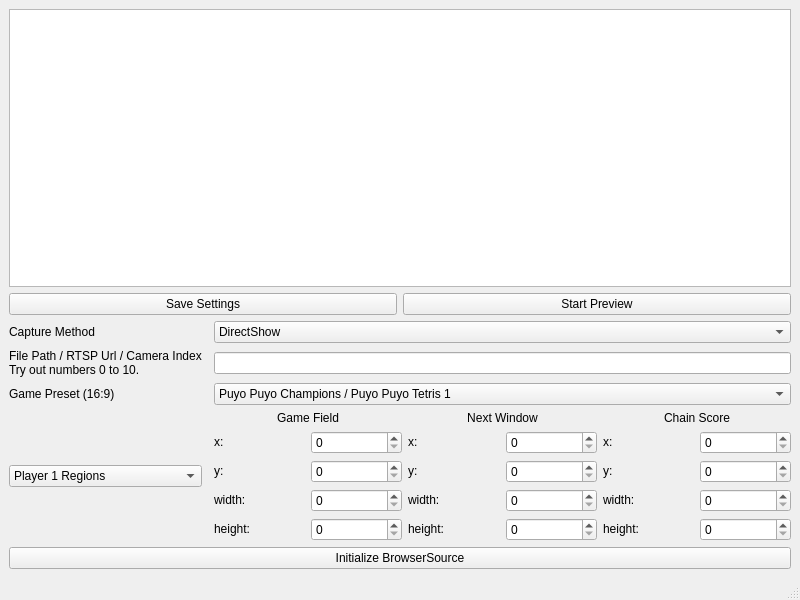
The window that src/app/mainwindow.ui (puyogg/puyo-chain-detector) describes before a commit, drawn with Qt 5.
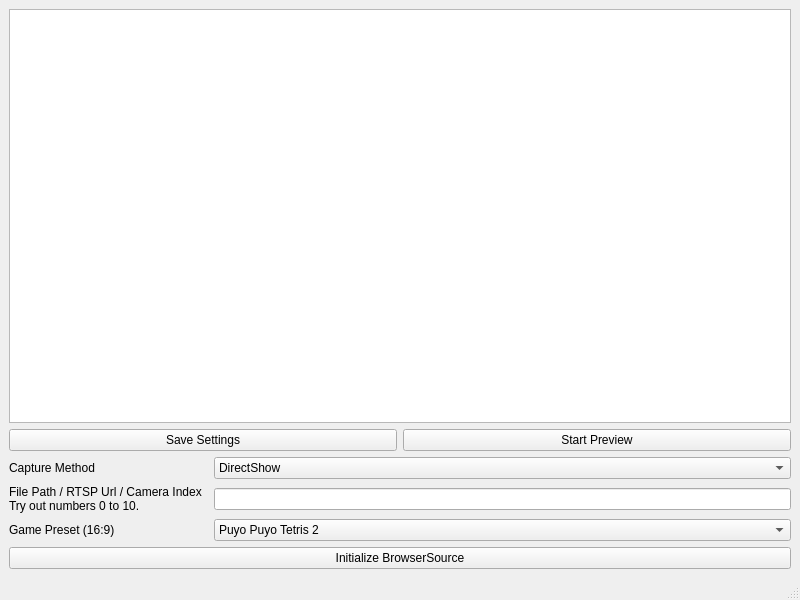
The same window after the commit.

```diff
--- a/src/app/mainwindow.ui
+++ b/src/app/mainwindow.ui
@@ -15,27 +15,6 @@
   </property>
   <widget class="QWidget" name="centralwidget">
    <layout class="QGridLayout" name="gridLayout">
-    <item row="10" column="0">
-     <widget class="QLabel" name="label_3">
-      <property name="text">
-       <string>Game Preset (16:9)</string>
-      </property>
-     </widget>
-    </item>
-    <item row="11" column="0">
-     <widget class="QComboBox" name="currentPlayer">
-      <item>
-       <property name="text">
-        <string>Player 1 Regions</string>
-       </property>
-      </item>
-      <item>
-       <property name="text">
-        <string>Player 2 Regions</string>
-       </property>
-      </item>
-     </widget>
-    </item>
     <item row="9" column="0">
      <widget class="QLabel" name="label">
       <property name="text">
@@ -44,382 +23,16 @@
       </property>
      </widget>
     </item>
-    <item row="11" column="2">
-     <layout class="QHBoxLayout" name="regionSettings">
-      <item>
-       <layout class="QVBoxLayout" name="gameField">
-        <item>
-         <widget class="QLabel" name="label_16">
-          <property name="text">
-           <string>Game Field</string>
-          </property>
-          <property name="alignment">
-           <set>Qt::AlignCenter</set>
-          </property>
-         </widget>
-        </item>
-        <item>
-         <layout class="QHBoxLayout" name="horizontalLayout_6">
-          <item>
-           <widget class="QLabel" name="label_4">
-            <property name="sizePolicy">
-             <sizepolicy hsizetype="Preferred" vsizetype="Fixed">
-              <horstretch>0</horstretch>
-              <verstretch>0</verstretch>
-             </sizepolicy>
-            </property>
-            <property name="text">
-             <string>x:</string>
-            </property>
-            <property name="alignment">
-             <set>Qt::AlignLeading|Qt::AlignLeft|Qt::AlignVCenter</set>
-            </property>
-           </widget>
-          </item>
-          <item>
-           <widget class="QSpinBox" name="gameField_x">
-            <property name="maximum">
-             <number>9999</number>
-            </property>
-           </widget>
-          </item>
-         </layout>
-        </item>
-        <item>
-         <layout class="QHBoxLayout" name="horizontalLayout_7">
-          <item>
-           <widget class="QLabel" name="label_5">
-            <property name="sizePolicy">
-             <sizepolicy hsizetype="Preferred" vsizetype="Fixed">
-              <horstretch>0</horstretch>
-              <verstretch>0</verstretch>
-             </sizepolicy>
-            </property>
-            <property name="text">
-             <string>y:</string>
-            </property>
-           </widget>
-          </item>
-          <item>
-           <widget class="QSpinBox" name="gameField_y">
-            <property name="maximum">
-             <number>9999</number>
-            </property>
-           </widget>
-          </item>
-         </layout>
-        </item>
-        <item>
-         <layout class="QHBoxLayout" name="horizontalLayout_8">
-          <item>
-           <widget class="QLabel" name="label_6">
-            <property name="sizePolicy">
-             <sizepolicy hsizetype="Preferred" vsizetype="Fixed">
-              <horstretch>0</horstretch>
-              <verstretch>0</verstretch>
-             </sizepolicy>
-            </property>
-            <property name="text">
-             <string>width:</string>
-            </property>
-           </widget>
-          </item>
-          <item>
-           <widget class="QSpinBox" name="gameField_width">
-            <property name="maximum">
-             <number>9999</number>
-            </property>
-           </widget>
-          </item>
-         </layout>
-        </item>
-        <item>
-         <layout class="QHBoxLayout" name="horizontalLayout_9">
-          <item>
-           <widget class="QLabel" name="label_7">
-            <property name="sizePolicy">
-             <sizepolicy hsizetype="Preferred" vsizetype="Fixed">
-              <horstretch>0</horstretch>
-              <verstretch>0</verstretch>
-             </sizepolicy>
-            </property>
-            <property name="text">
-             <string>height:</string>
-            </property>
-           </widget>
-          </item>
-          <item>
-           <widget class="QSpinBox" name="gameField_height">
-            <property name="maximum">
-             <number>9999</number>
-            </property>
-           </widget>
-          </item>
-         </layout>
-        </item>
-       </layout>
-      </item>
-      <item>
-       <layout class="QVBoxLayout" name="p1NextWindow">
-        <item>
-         <widget class="QLabel" name="label_17">
-          <property name="text">
-           <string>Next Window</string>
-          </property>
-          <property name="alignment">
-           <set>Qt::AlignCenter</set>
-          </property>
-         </widget>
-        </item>
-        <item>
-         <layout class="QHBoxLayout" name="horizontalLayout_13">
-          <item>
-           <widget class="QLabel" name="label_8">
-            <property name="sizePolicy">
-             <sizepolicy hsizetype="Preferred" vsizetype="Fixed">
-              <horstretch>0</horstretch>
-              <verstretch>0</verstretch>
-             </sizepolicy>
-            </property>
-            <property name="text">
-             <string>x:</string>
-            </property>
-           </widget>
-          </item>
-          <item>
-           <widget class="QSpinBox" name="nextWindow_x">
-            <property name="maximum">
-             <number>9999</number>
-            </property>
-           </widget>
-          </item>
-         </layout>
-        </item>
-        <item>
-         <layout class="QHBoxLayout" name="horizontalLayout_12">
-          <item>
-           <widget class="QLabel" name="label_9">
-            <property name="sizePolicy">
-             <sizepolicy hsizetype="Preferred" vsizetype="Fixed">
-              <horstretch>0</horstretch>
-              <verstretch>0</verstretch>
-             </sizepolicy>
-            </property>
-            <property name="text">
-             <string>y:</string>
-            </property>
-           </widget>
-          </item>
-          <item>
-           <widget class="QSpinBox" name="nextWindow_y">
-            <property name="maximum">
-             <number>9999</number>
-            </property>
-           </widget>
-          </item>
-         </layout>
-        </item>
-        <item>
-         <layout class="QHBoxLayout" name="horizontalLayout_11">
-          <item>
-           <widget class="QLabel" name="label_10">
-            <property name="sizePolicy">
-             <sizepolicy hsizetype="Preferred" vsizetype="Fixed">
-              <horstretch>0</horstretch>
-              <verstretch>0</verstretch>
-             </sizepolicy>
-            </property>
-            <property name="text">
-             <string>width:</string>
-            </property>
-           </widget>
-          </item>
-          <item>
-           <widget class="QSpinBox" name="nextWindow_width">
-            <property name="maximum">
-             <number>9999</number>
-            </property>
-           </widget>
-          </item>
-         </layout>
-        </item>
-        <item>
-         <layout class="QHBoxLayout" name="horizontalLayout_10">
-          <item>
-           <widget class="QLabel" name="label_11">
-            <property name="sizePolicy">
-             <sizepolicy hsizetype="Preferred" vsizetype="Fixed">
-              <horstretch>0</horstretch>
-              <verstretch>0</verstretch>
-             </sizepolicy>
-            </property>
-            <property name="text">
-             <string>height:</string>
-            </property>
-           </widget>
-          </item>
-          <item>
-           <widget class="QSpinBox" name="nextWindow_height">
-            <property name="maximum">
-             <number>9999</number>
-            </property>
-           </widget>
-          </item>
-         </layout>
-        </item>
-       </layout>
-      </item>
-      <item>
-       <layout class="QVBoxLayout" name="p1ScoreRegion">
-        <item>
-         <widget class="QLabel" name="label_18">
-          <property name="text">
-           <string>Chain Score</string>
-          </property>
-          <property name="alignment">
-           <set>Qt::AlignCenter</set>
-          </property>
-         </widget>
-        </item>
-        <item>
-         <layout class="QHBoxLayout" name="horizontalLayout_17">
-          <item>
-           <widget class="QLabel" name="label_12">
-            <property name="sizePolicy">
-             <sizepolicy hsizetype="Preferred" vsizetype="Fixed">
-              <horstretch>0</horstretch>
-              <verstretch>0</verstretch>
-             </sizepolicy>
-            </property>
-            <property name="text">
-             <string>x:</string>
-            </property>
-           </widget>
-          </item>
-          <item>
-           <widget class="QSpinBox" name="score_x">
-            <property name="maximum">
-             <number>9999</number>
-            </property>
-           </widget>
-          </item>
-         </layout>
-        </item>
-        <item>
-         <layout class="QHBoxLayout" name="horizontalLayout_16">
-          <item>
-           <widget class="QLabel" name="label_13">
-            <property name="sizePolicy">
-             <sizepolicy hsizetype="Preferred" vsizetype="Fixed">
-              <horstretch>0</horstretch>
-              <verstretch>0</verstretch>
-             </sizepolicy>
-            </property>
-            <property name="text">
-             <string>y:</string>
-            </property>
-           </widget>
-          </item>
-          <item>
-           <widget class="QSpinBox" name="score_y">
-            <property name="maximum">
-             <number>9999</number>
-            </property>
-           </widget>
-          </item>
-         </layout>
-        </item>
-        <item>
-         <layout class="QHBoxLayout" name="horizontalLayout_15">
-          <item>
-           <widget class="QLabel" name="label_14">
-            <property name="sizePolicy">
-             <sizepolicy hsizetype="Preferred" vsizetype="Fixed">
-              <horstretch>0</horstretch>
-              <verstretch>0</verstretch>
-             </sizepolicy>
-            </property>
-            <property name="text">
-             <string>width:</string>
-            </property>
-           </widget>
-          </item>
-          <item>
-           <widget class="QSpinBox" name="score_width">
-            <property name="maximum">
-             <number>9999</number>
-            </property>
-           </widget>
-          </item>
-         </layout>
-        </item>
-        <item>
-         <layout class="QHBoxLayout" name="horizontalLayout_14">
-          <item>
-           <widget class="QLabel" name="label_15">
-            <property name="sizePolicy">
-             <sizepolicy hsizetype="Preferred" vsizetype="Fixed">
-              <horstretch>0</horstretch>
-              <verstretch>0</verstretch>
-             </sizepolicy>
-            </property>
-            <property name="text">
-             <string>height:</string>
-            </property>
-           </widget>
-          </item>
-          <item>
-           <widget class="QSpinBox" name="score_height">
-            <property name="maximum">
-             <number>9999</number>
-            </property>
-           </widget>
-          </item>
-         </layout>
-        </item>
-       </layout>
-      </item>
-     </layout>
-    </item>
-    <item row="10" column="2">
-     <widget class="QComboBox" name="gamePreset">
-      <property name="toolTip">
-       <string>The field layouts have slightly different positioning between games.</string>
+    <item row="11" column="0" colspan="3">
+     <widget class="QPushButton" name="initializeDetector">
+      <property name="text">
+       <string>Initialize BrowserSource</string>
       </property>
-      <item>
-       <property name="text">
-        <string>Puyo Puyo Champions / Puyo Puyo Tetris 1</string>
-       </property>
-      </item>
-      <item>
-       <property name="text">
-        <string>Puyo Puyo Tetris 2</string>
-       </property>
-      </item>
-     </widget>
-    </item>
-    <item row="8" column="2">
-     <widget class="QComboBox" name="captureMethod">
-      <item>
-       <property name="text">
-        <string>DirectShow</string>
-       </property>
-      </item>
      </widget>
     </item>
     <item row="9" column="2">
      <widget class="QLineEdit" name="cameraValue"/>
     </item>
-    <item row="8" column="0">
-     <widget class="QLabel" name="label_2">
-      <property name="text">
-       <string>Capture Method</string>
-      </property>
-     </widget>
-    </item>
-    <item row="1" column="0" colspan="3">
-     <widget class="QGraphicsView" name="graphicsView"/>
-    </item>
     <item row="3" column="0" colspan="3">
      <layout class="QHBoxLayout" name="horizontalLayout_2">
       <item>
@@ -438,10 +51,51 @@
       </item>
      </layout>
     </item>
-    <item row="12" column="0" colspan="3">
-     <widget class="QPushButton" name="initializeDetector">
+    <item row="1" column="0" colspan="3">
+     <widget class="QGraphicsView" name="graphicsView"/>
+    </item>
+    <item row="8" column="2">
+     <widget class="QComboBox" name="captureMethod">
+      <item>
+       <property name="text">
+        <string>DirectShow</string>
+       </property>
+      </item>
+      <item>
+       <property name="text">
+        <string>Any</string>
+       </property>
+      </item>
+     </widget>
+    </item>
+    <item row="10" column="2">
+     <widget class="QComboBox" name="gamePreset">
+      <property name="toolTip">
+       <string>The field layouts have slightly different positioning between games.</string>
+      </property>
+      <item>
+       <property name="text">
+        <string>Puyo Puyo Tetris 2</string>
+       </property>
+      </item>
+      <item>
+       <property name="text">
+        <string>Puyo Puyo Champions / Puyo Puyo Tetris 1</string>
+       </property>
+      </item>
+     </widget>
+    </item>
+    <item row="10" column="0">
+     <widget class="QLabel" name="label_3">
       <property name="text">
-       <string>Initialize BrowserSource</string>
+       <string>Game Preset (16:9)</string>
+      </property>
+     </widget>
+    </item>
+    <item row="8" column="0">
+     <widget class="QLabel" name="label_2">
+      <property name="text">
+       <string>Capture Method</string>
       </property>
      </widget>
     </item>
@@ -454,7 +108,7 @@
      <x>0</x>
      <y>0</y>
      <width>800</width>
-     <height>22</height>
+     <height>21</height>
     </rect>
    </property>
   </widget>
```
